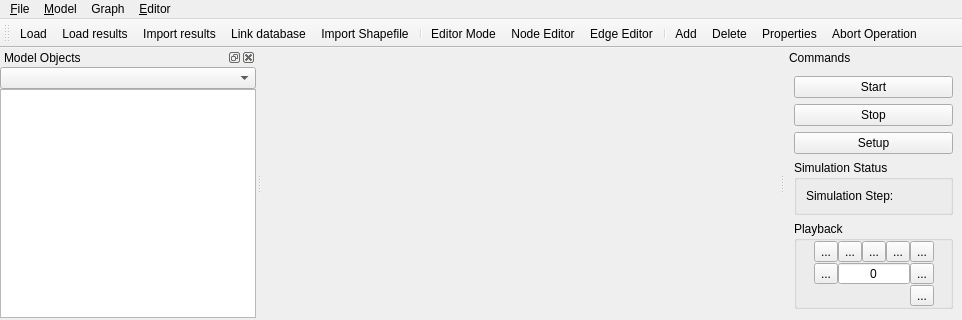
The window that qtgui/mainwindow.ui (frabas/DISPLACE_GUI) describes before a commit, drawn with Qt 5; both pictures show x 0 to 962 and y 0 to 320 of the 962 by 692 pixel window.
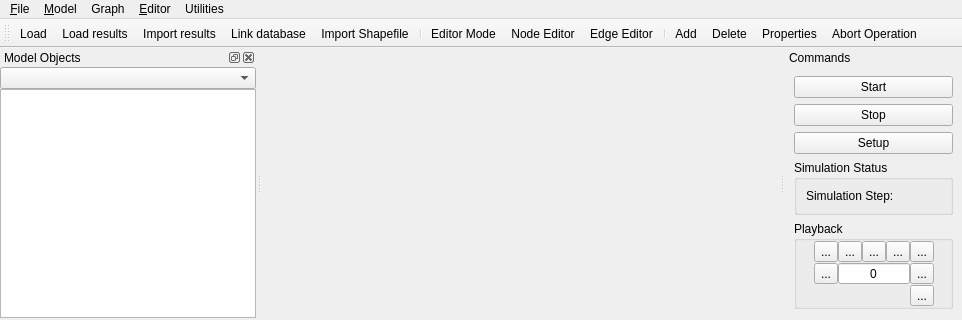
The same window after the commit. Icons and pictures are not drawn. Custom widgets are drawn as their Qt base class.

Patch:
```diff
--- a/qtgui/mainwindow.ui
+++ b/qtgui/mainwindow.ui
@@ -102,10 +102,17 @@
     <addaction name="actionAdd_Penalty_from_File"/>
     <addaction name="actionAdd_Penalty_on_Polygon"/>
    </widget>
+   <widget class="QMenu" name="menuUtilities">
+    <property name="title">
+     <string>Utilities</string>
+    </property>
+    <addaction name="actionCSV_Editor"/>
+   </widget>
    <addaction name="menu_File"/>
    <addaction name="menu_Model"/>
    <addaction name="menuGraph"/>
    <addaction name="menu_Editor"/>
+   <addaction name="menuUtilities"/>
   </widget>
   <widget class="QStatusBar" name="statusbar"/>
   <widget class="QDockWidget" name="objectMapView">
```
Left out of the diff: 9 changed lines with no effect on the pictures.
